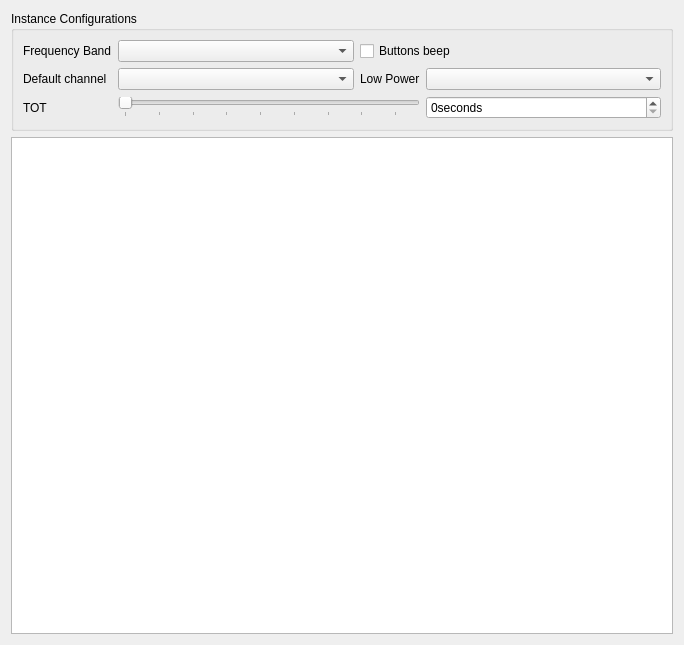
Before: the Qt Designer form src/app/windows/instance.ui in sardylan/qfm1000, drawn with Qt 5.
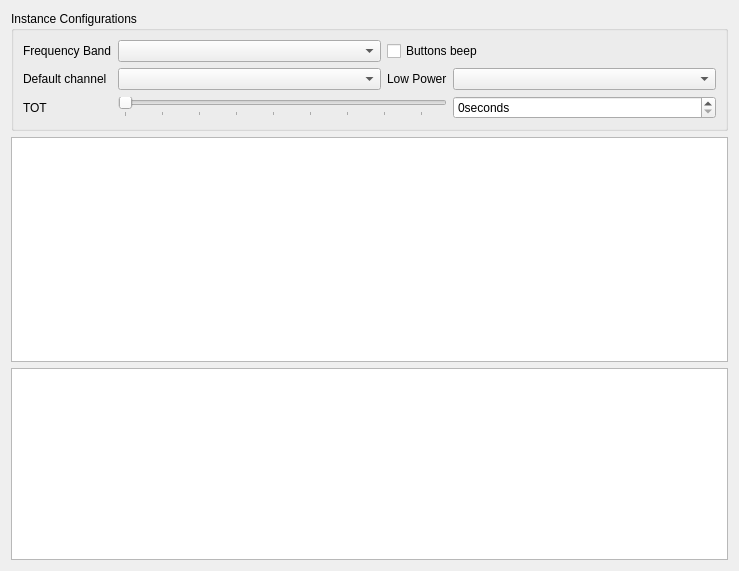
After: the same form once the commit is applied. Icons and pictures are not drawn.

Commit message: Adds fonts for hex view

Patch:
```diff
--- a/src/app/windows/instance.ui
+++ b/src/app/windows/instance.ui
@@ -6,8 +6,8 @@
             <rect>
                 <x>0</x>
                 <y>0</y>
-                <width>684</width>
-                <height>645</height>
+                <width>739</width>
+                <height>571</height>
             </rect>
         </property>
         <property name="windowTitle">
@@ -18,7 +18,10 @@
                 <normaloff>:/icons/application</normaloff>:/icons/application
             </iconset>
         </property>
-        <layout class="QGridLayout" name="gridLayout" rowstretch="0,1">
+        <layout class="QGridLayout" name="gridLayout" rowstretch="0,1,0">
+            <item row="1" column="0">
+                <widget class="QTableView" name="channelsTableView"/>
+            </item>
             <item row="0" column="0">
                 <widget class="QGroupBox" name="eepromGroupBox">
                     <property name="title">
@@ -110,8 +113,31 @@
                     </layout>
                 </widget>
             </item>
-            <item row="1" column="0">
-                <widget class="QTableView" name="channelsTableView"/>
+            <item row="2" column="0">
+                <widget class="QTextEdit" name="hexDataTextEdit">
+                    <property name="font">
+                        <font>
+                            <family>Roboto</family>
+                        </font>
+                    </property>
+                    <property name="readOnly">
+                        <bool>true</bool>
+                    </property>
+                    <property name="markdown">
+                        <string/>
+                    </property>
+                    <property name="html">
+                        <string>&lt;!DOCTYPE HTML PUBLIC &quot;-//W3C//DTD HTML 4.0//EN&quot; &quot;http://www.w3.org/TR/REC-html40/strict.dtd&quot;&gt;
+                            &lt;html&gt;&lt;head&gt;&lt;meta name=&quot;qrichtext&quot; content=&quot;1&quot; /&gt;&lt;style
+                            type=&quot;text/css&quot;&gt;
+                            p, li { white-space: pre-wrap; }
+                            &lt;/style&gt;&lt;/head&gt;&lt;body style=&quot; font-family:'Roboto'; font-size:9pt;
+                            font-weight:400; font-style:normal;&quot;&gt;
+                            &lt;p style=&quot;-qt-paragraph-type:empty; margin-top:0px; margin-bottom:0px;
+                            margin-left:0px; margin-right:0px; -qt-block-indent:0; text-indent:0px;&quot;&gt;&lt;br /&gt;&lt;/p&gt;&lt;/body&gt;&lt;/html&gt;
+                        </string>
+                    </property>
+                </widget>
             </item>
         </layout>
     </widget>
```
The commit also changes 8 other files.
